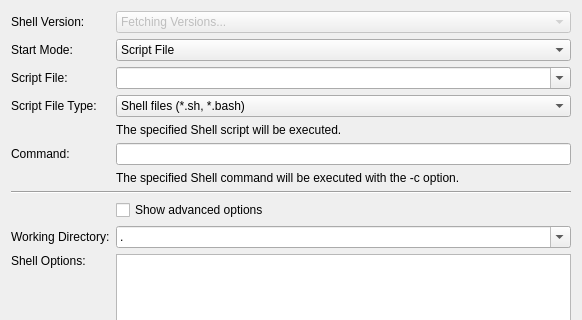
Qt form src/brickv/plugin_system/plugins/red/ui/program_page_shell.ui (Tinkerforge/brickv) before a commit; both pictures show x 0 to 582 and y 0 to 320 of the 582 by 689 pixel window.
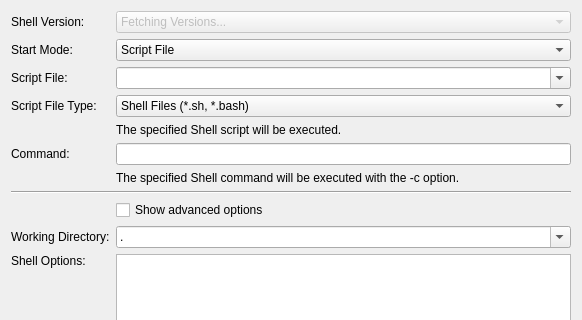
The same form after that commit. Custom widgets are drawn as their Qt base class.

Diff of the .ui file:
```diff
--- a/src/brickv/plugin_system/plugins/red/ui/program_page_shell.ui
+++ b/src/brickv/plugin_system/plugins/red/ui/program_page_shell.ui
@@ -226,7 +226,7 @@
        </item>
        <item>
         <property name="text">
-         <string>Shell files (*.sh, *.bash)</string>
+         <string>Shell Files (*.sh, *.bash)</string>
         </property>
        </item>
       </widget>
```
Left out of the diff: 2 changed lines with no effect on the pictures.
